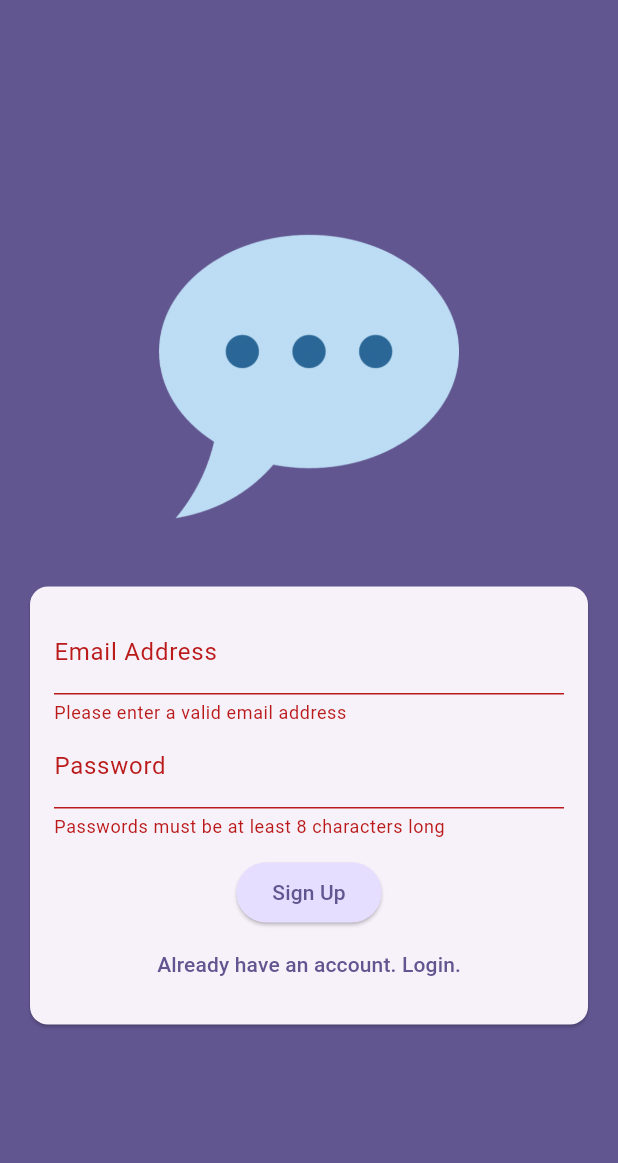
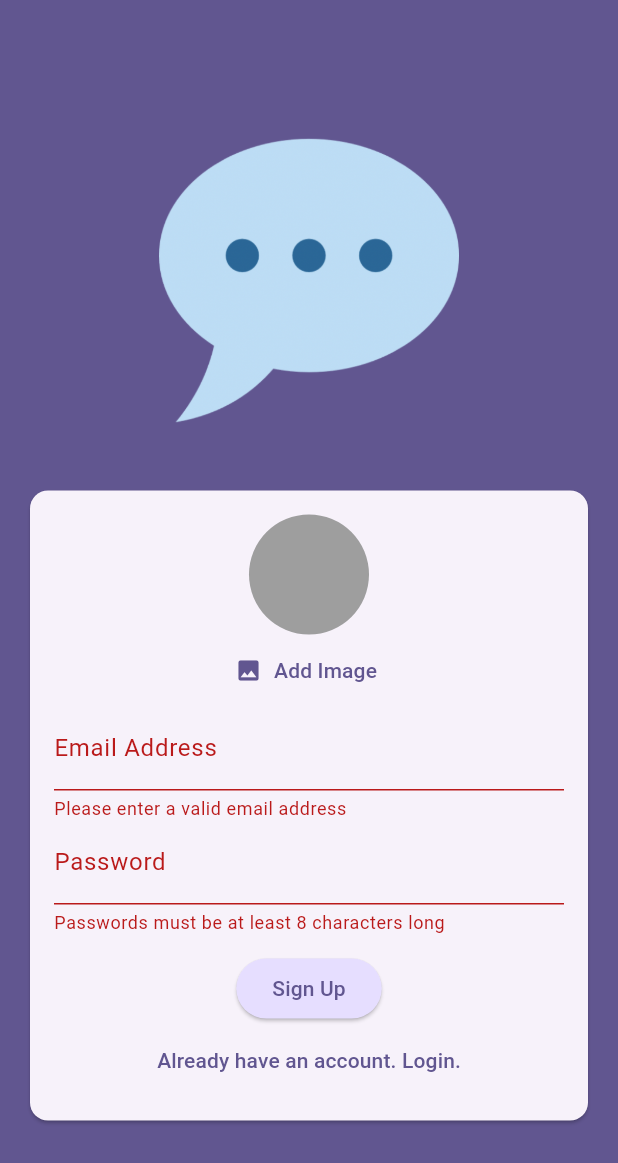
Before and after one commit to shefattonmoy/blinksy, a Flutter app: the screen it shows after launch, after a tap on "Login", after a tap on "Create an account", on a phone screen of 412 x 824 dp. Shown: the top 1163 px of the screen. Run offline on Flutter 3.47's test engine with Material 3 defaults, Android fonts, the phone set to English and light mode, and no system bars; our stand-ins replace firebase_auth, firebase_core, firebase_storage, image_picker; accounts and stored records are empty.

Commit message:
image uploading functionality implemented

```diff
--- a/lib/screens/auth.dart
+++ b/lib/screens/auth.dart
@@ -1,5 +1,8 @@
+import 'dart:io';
+import 'package:firebase_storage/firebase_storage.dart';
 import 'package:flutter/material.dart';
 import 'package:firebase_auth/firebase_auth.dart';
+import 'package:blinksy/widgets/user_image_picker.dart';
 
 final _firebase = FirebaseAuth.instance;
 
@@ -18,11 +21,12 @@
   var _isLogin = true;
   var _enteredEmail = '';
   var _enteredPassword = '';
+  File ? _selectedImage;
 
   void _submit() async {
     final isValid = _form.currentState!.validate();
 
-    if (!isValid) {
+    if (!isValid || _isLogin && _selectedImage == null) {
       return;
     }
 
@@ -39,6 +43,10 @@
           email: _enteredEmail,
           password: _enteredPassword,
         );
+
+        final storageRef = FirebaseStorage.instance.ref().child('user-images').child('${userCredentials.user!.uid}.jpg');
+        await storageRef.putFile(_selectedImage!);
+        final imageUrl = await storageRef.getDownloadURL();
       }
     } on FirebaseAuthException catch (error) {
       if (error.code == 'email-already-in-use') {
@@ -78,8 +86,12 @@
                     child: Form(
                       key: _form,
                       child: Column(
+
                         mainAxisSize: MainAxisSize.min,
                         children: [
+                          if(!_isLogin) UserImagePicker(onPickImage: (pickedImage) {
+                            _selectedImage = pickedImage;
+                          },),
                           TextFormField(
                             decoration: const InputDecoration(
                               labelText: 'Email Address',
--- /dev/null
+++ b/lib/widgets/user_image_picker.dart
@@ -0,0 +1,55 @@
+import 'dart:io';
+
+import 'package:flutter/material.dart';
+import 'package:image_picker/image_picker.dart';
+
+class UserImagePicker extends StatefulWidget {
+  const UserImagePicker({super.key, required this.onPickImage});
+
+  final void Function(File pickedImage) onPickImage;
+
+  @override
+  State<UserImagePicker> createState() {
+    return _UserImagePickerState();
+  }
+}
+
+class _UserImagePickerState extends State<UserImagePicker> {
+
+  File ? _pickedImageFile;
+
+  void _pickImage() async {
+    final pickedImage = await ImagePicker().pickImage(source: ImageSource.camera, imageQuality: 50, maxWidth: 150,);
+
+    if(pickedImage == null)
+    {
+      return;
+    }
+
+    setState(() {
+      _pickedImageFile = File(pickedImage.path);
+    });
+
+    widget.onPickImage(_pickedImageFile!);
+  }
+
+  @override
+  Widget build(BuildContext context) {
+    return Column(
+      children: [
+        CircleAvatar(
+          radius: 40,
+          backgroundColor: Colors.grey,
+          foregroundImage: _pickedImageFile != null ? FileImage(_pickedImageFile!) : null,
+        ),
+        TextButton.icon(
+          onPressed: _pickImage,
+          icon: const Icon(Icons.image),
+          label: Text('Add Image', style: TextStyle(
+            color: Theme.of(context).colorScheme.primary
+          ),),
+        ),
+      ],
+    );
+  }
+}
--- a/pubspec.yaml
+++ b/pubspec.yaml
@@ -13,6 +13,8 @@
   cupertino_icons: ^1.0.8
   firebase_core: ^4.2.1
   firebase_auth: ^6.1.2
+  firebase_storage: ^13.0.4
+  image_picker: ^1.2.0
 
 dev_dependencies:
   flutter_test:
```
Also changed, not shown: pubspec.lock, 5 other files.
